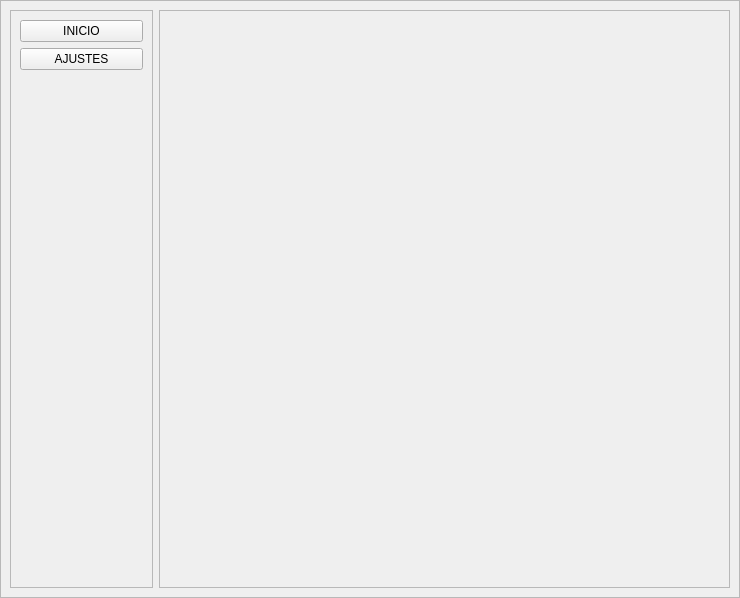
First picture: the form in diseño_prueba.ui, repository enocsolano/prueba_git_qtdesigner, before the edit.
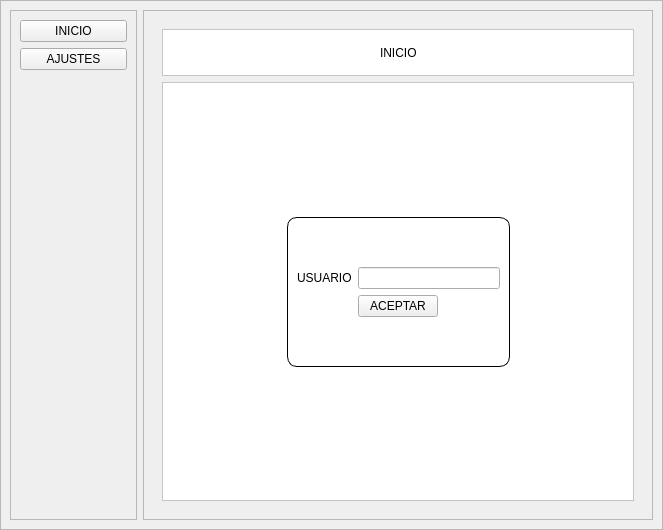
Second picture: the form after the edit.

Commit message: "Prueba del diseño inicio"

Diff of the .ui file:
```diff
--- a/diseño_prueba.ui
+++ b/diseño_prueba.ui
@@ -6,8 +6,8 @@
    <rect>
     <x>0</x>
     <y>0</y>
-    <width>740</width>
-    <height>598</height>
+    <width>663</width>
+    <height>530</height>
    </rect>
   </property>
   <property name="windowTitle">
@@ -88,7 +88,232 @@
         <layout class="QHBoxLayout" name="horizontalLayout_3">
          <item>
           <widget class="QStackedWidget" name="stackedWidget">
-           <widget class="QWidget" name="page_inicio"/>
+           <widget class="QWidget" name="page_inicio">
+            <layout class="QVBoxLayout" name="verticalLayout_2" stretch="1,9">
+             <item>
+              <widget class="QFrame" name="frame_inicio_head">
+               <property name="styleSheet">
+                <string notr="true">QFrame{
+background-color: #fff;
+}</string>
+               </property>
+               <property name="frameShape">
+                <enum>QFrame::StyledPanel</enum>
+               </property>
+               <property name="frameShadow">
+                <enum>QFrame::Raised</enum>
+               </property>
+               <layout class="QHBoxLayout" name="horizontalLayout_4">
+                <item>
+                 <spacer name="horizontalSpacer">
+                  <property name="orientation">
+                   <enum>Qt::Horizontal</enum>
+                  </property>
+                  <property name="sizeHint" stdset="0">
+                   <size>
+                    <width>179</width>
+                    <height>20</height>
+                   </size>
+                  </property>
+                 </spacer>
+                </item>
+                <item>
+                 <widget class="QLabel" name="label">
+                  <property name="text">
+                   <string>INICIO</string>
+                  </property>
+                 </widget>
+                </item>
+                <item>
+                 <spacer name="horizontalSpacer_2">
+                  <property name="orientation">
+                   <enum>Qt::Horizontal</enum>
+                  </property>
+                  <property name="sizeHint" stdset="0">
+                   <size>
+                    <width>179</width>
+                    <height>20</height>
+                   </size>
+                  </property>
+                 </spacer>
+                </item>
+               </layout>
+              </widget>
+             </item>
+             <item>
+              <widget class="QFrame" name="frame_inicio_cuerpo">
+               <property name="styleSheet">
+                <string notr="true">QFrame{
+background-color:#fff;
+}</string>
+               </property>
+               <property name="frameShape">
+                <enum>QFrame::StyledPanel</enum>
+               </property>
+               <property name="frameShadow">
+                <enum>QFrame::Raised</enum>
+               </property>
+               <layout class="QGridLayout" name="gridLayout_2">
+                <item row="0" column="1">
+                 <spacer name="verticalSpacer_5">
+                  <property name="orientation">
+                   <enum>Qt::Vertical</enum>
+                  </property>
+                  <property name="sizeHint" stdset="0">
+                   <size>
+                    <width>20</width>
+                    <height>68</height>
+                   </size>
+                  </property>
+                 </spacer>
+                </item>
+                <item row="1" column="0">
+                 <spacer name="horizontalSpacer_5">
+                  <property name="orientation">
+                   <enum>Qt::Horizontal</enum>
+                  </property>
+                  <property name="sizeHint" stdset="0">
+                   <size>
+                    <width>64</width>
+                    <height>20</height>
+                   </size>
+                  </property>
+                 </spacer>
+                </item>
+                <item row="1" column="1">
+                 <widget class="QFrame" name="frame">
+                  <property name="styleSheet">
+                   <string notr="true">QFrame{
+border: 1px solid;
+border-radius: 10px;
+}</string>
+                  </property>
+                  <property name="frameShape">
+                   <enum>QFrame::StyledPanel</enum>
+                  </property>
+                  <property name="frameShadow">
+                   <enum>QFrame::Raised</enum>
+                  </property>
+                  <layout class="QGridLayout" name="gridLayout">
+                   <item row="0" column="0">
+                    <spacer name="verticalSpacer_3">
+                     <property name="orientation">
+                      <enum>Qt::Vertical</enum>
+                     </property>
+                     <property name="sizeHint" stdset="0">
+                      <size>
+                       <width>20</width>
+                       <height>40</height>
+                      </size>
+                     </property>
+                    </spacer>
+                   </item>
+                   <item row="0" column="2">
+                    <spacer name="verticalSpacer_4">
+                     <property name="orientation">
+                      <enum>Qt::Vertical</enum>
+                     </property>
+                     <property name="sizeHint" stdset="0">
+                      <size>
+                       <width>20</width>
+                       <height>40</height>
+                      </size>
+                     </property>
+                    </spacer>
+                   </item>
+                   <item row="1" column="0">
+                    <widget class="QLabel" name="label_2">
+                     <property name="styleSheet">
+                      <string notr="true">border: 0;</string>
+                     </property>
+                     <property name="text">
+                      <string>USUARIO</string>
+                     </property>
+                    </widget>
+                   </item>
+                   <item row="1" column="1" colspan="3">
+                    <widget class="QLineEdit" name="lineEdit_inicio"/>
+                   </item>
+                   <item row="2" column="0">
+                    <spacer name="horizontalSpacer_3">
+                     <property name="orientation">
+                      <enum>Qt::Horizontal</enum>
+                     </property>
+                     <property name="sizeHint" stdset="0">
+                      <size>
+                       <width>55</width>
+                       <height>20</height>
+                      </size>
+                     </property>
+                    </spacer>
+                   </item>
+                   <item row="2" column="1" colspan="2">
+                    <widget class="QPushButton" name="bt_inicio_aceptar">
+                     <property name="text">
+                      <string>ACEPTAR</string>
+                     </property>
+                    </widget>
+                   </item>
+                   <item row="2" column="3">
+                    <spacer name="horizontalSpacer_4">
+                     <property name="orientation">
+                      <enum>Qt::Horizontal</enum>
+                     </property>
+                     <property name="sizeHint" stdset="0">
+                      <size>
+                       <width>52</width>
+                       <height>20</height>
+                      </size>
+                     </property>
+                    </spacer>
+                   </item>
+                   <item row="3" column="1">
+                    <spacer name="verticalSpacer_2">
+                     <property name="orientation">
+                      <enum>Qt::Vertical</enum>
+                     </property>
+                     <property name="sizeHint" stdset="0">
+                      <size>
+                       <width>20</width>
+                       <height>40</height>
+                      </size>
+                     </property>
+                    </spacer>
+                   </item>
+                  </layout>
+                 </widget>
+                </item>
+                <item row="1" column="2">
+                 <spacer name="horizontalSpacer_6">
+                  <property name="orientation">
+                   <enum>Qt::Horizontal</enum>
+                  </property>
+                  <property name="sizeHint" stdset="0">
+                   <size>
+                    <width>63</width>
+                    <height>20</height>
+                   </size>
+                  </property>
+                 </spacer>
+                </item>
+                <item row="2" column="1">
+                 <spacer name="verticalSpacer_6">
+                  <property name="orientation">
+                   <enum>Qt::Vertical</enum>
+                  </property>
+                  <property name="sizeHint" stdset="0">
+                   <size>
+                    <width>20</width>
+                    <height>67</height>
+                   </size>
+                  </property>
+                 </spacer>
+                </item>
+               </layout>
+              </widget>
+             </item>
+            </layout>
+           </widget>
            <widget class="QWidget" name="page_ajustes"/>
           </widget>
          </item>
```
